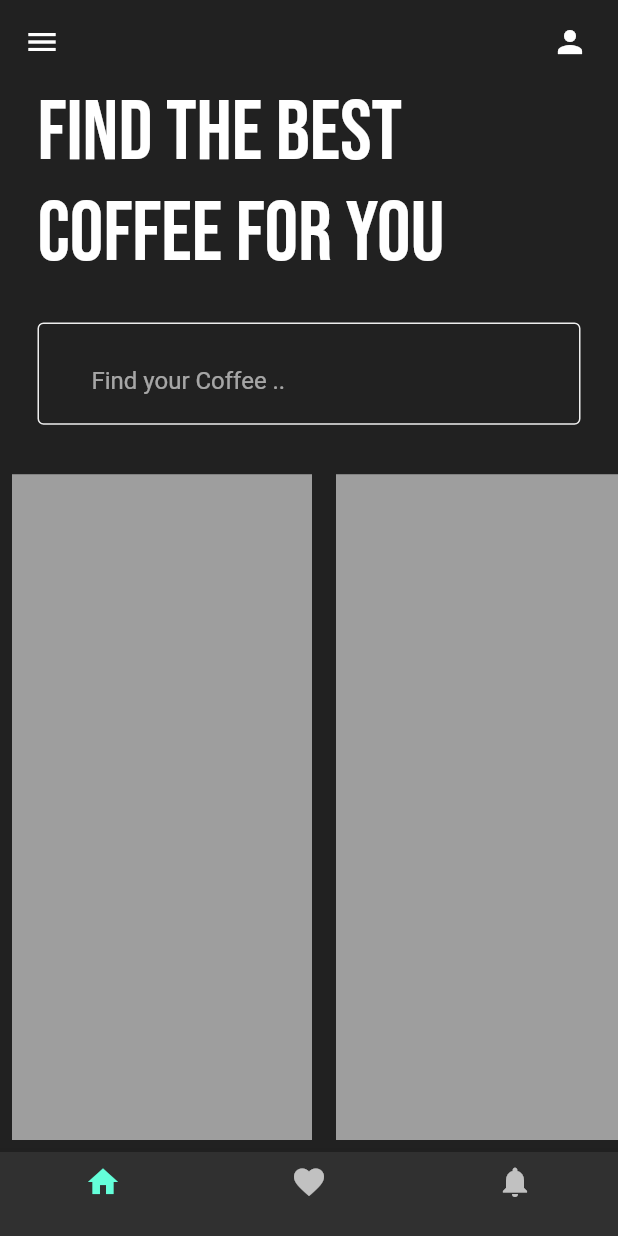
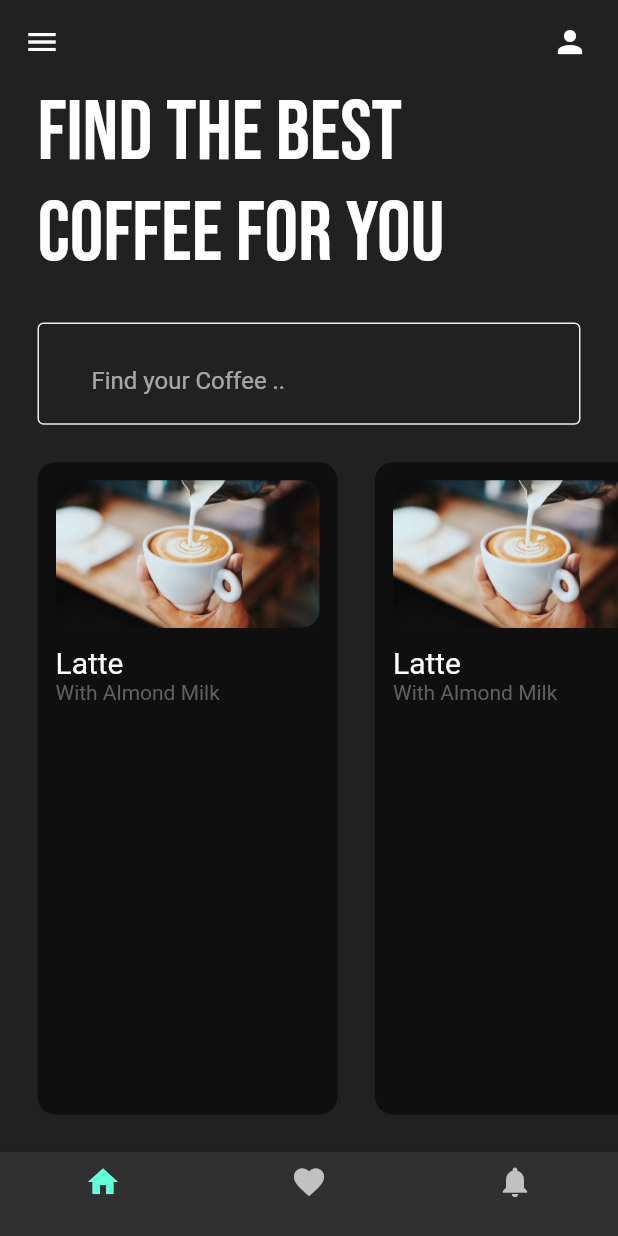
Before and after one commit to daniellekom/coffee_app_flutter, a Flutter app: the screen it shows after launch, on a phone screen of 412 x 824 dp. Run offline on Flutter 3.47's test engine with Material 2 defaults, Android fonts, the phone set to English and light mode, and no system bars; our stand-ins replace google_fonts.

Commit message:
continued home screen

```diff
--- a/lib/pages/home_page.dart
+++ b/lib/pages/home_page.dart
@@ -1,3 +1,4 @@
+import 'package:coffeeappui/util/coffe_tile.dart';
 import 'package:flutter/material.dart';
 import 'package:google_fonts/google_fonts.dart';
 
@@ -69,28 +70,10 @@ class _HomepageState extends State<Homepage> {
         Expanded(
           child: ListView(
             scrollDirection: Axis.horizontal,
-            children: [
-              Padding(
-                padding: const EdgeInsets.all(8.0),
-                child: Container(
-                  width: 200,
-                  color: Colors.grey,
-                ),
-              ),
-              Padding(
-                padding: const EdgeInsets.all(8.0),
-                child: Container(
-                  width: 200,
-                  color: Colors.grey,
-                ),
-              ),
-              Padding(
-                padding: const EdgeInsets.all(8.0),
-                child: Container(
-                  width: 200,
-                  color: Colors.grey,
-                ),
-              ),
+            children: const [
+            CoffeeTile(),
+            CoffeeTile(),
+            CoffeeTile(),
             ],
           ),
         ),
--- /dev/null
+++ b/lib/util/coffe_tile.dart
@@ -0,0 +1,46 @@
+import 'package:flutter/material.dart';
+
+class CoffeeTile extends StatelessWidget {
+  const CoffeeTile({Key? key}) : super(key: key);
+
+  @override
+  Widget build(BuildContext context) {
+    return Padding(
+      padding: const EdgeInsets.only(left: 25.0, bottom: 25),
+      child: Container(
+        padding: EdgeInsets.all(12),
+        width: 200,
+        decoration: BoxDecoration(
+            borderRadius: BorderRadius.circular(12),
+            color: Colors.black54
+        ),
+        child: Column(
+          crossAxisAlignment: CrossAxisAlignment.start,
+          children: [
+
+            // coffee image
+            ClipRRect(
+            borderRadius: BorderRadius.circular(12),
+            child: Image.asset('lib/images/cappucino.jpg'),
+          ),
+
+            // coffee name
+            Padding(
+              padding: const EdgeInsets.symmetric(vertical: 12.0),
+              child: Column(
+                crossAxisAlignment: CrossAxisAlignment.start,
+                children: [
+                  const Text(
+                    'Latte',
+                    style: TextStyle(fontSize: 20),
+                  ),
+                   Text('With Almond Milk', style: TextStyle(color: Colors.grey[700]),),
+                ],
+              ),
+            ),
+          ],
+        ),
+      ),
+    );
+  }
+}
```
